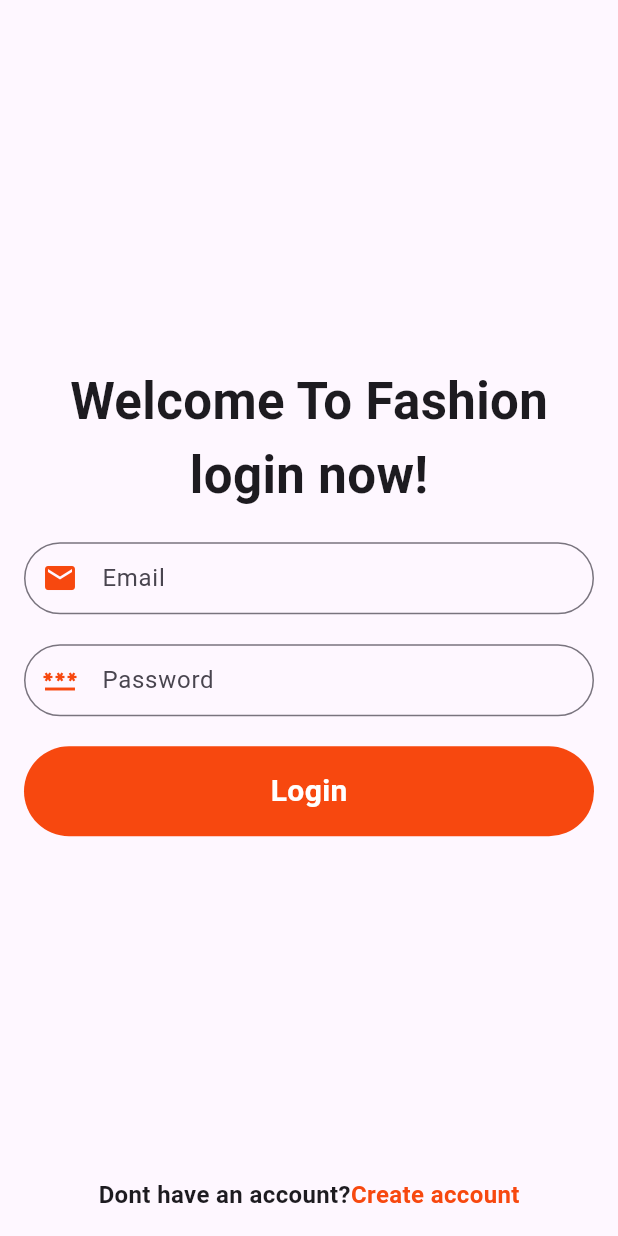
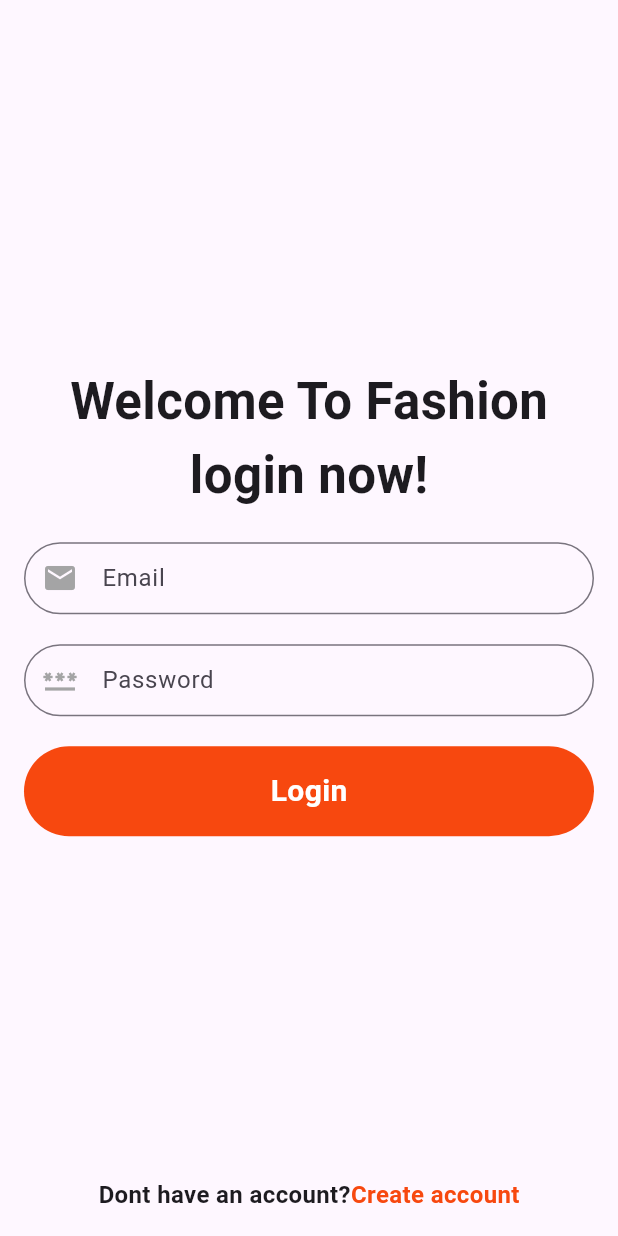
Before and after one commit to dinaadel11/E-commerce-app, a Flutter app: the screen it shows after launch, on a phone screen of 412 x 824 dp. Run offline on Flutter 3.47's test engine with Material 3 defaults, Android fonts, the phone set to English and light mode, and no system bars; our stand-ins replace device_preview, go_router.

```diff
--- /dev/null
+++ b/lib/core/app_router.dart
@@ -0,0 +1,21 @@
+import 'package:go_router/go_router.dart';
+import 'package:newsapp/featuer/presention/views/login&signup_view/login.dart';
+import 'package:newsapp/featuer/presention/views/login&signup_view/register_view.dart';
+import 'package:newsapp/featuer/presention/views/splash/splash_view.dart';
+
+class AppRouter {
+  final GoRouter router = GoRouter(routes: [
+    GoRoute(
+      path: '/',
+      builder: (context, state) => SplashView(),
+    ),
+    GoRoute(
+      path: '/LogInView',
+      builder: (context, state) => LogInView(),
+    ),
+    GoRoute(
+      path: '/RegisterView',
+      builder: (context, state) => RegisterView(),
+    ),
+  ]);
+}
--- a/lib/featuer/presention/views/login&signup_view/login.dart
+++ b/lib/featuer/presention/views/login&signup_view/login.dart
@@ -1,4 +1,5 @@
 import 'package:flutter/material.dart';
+import 'package:go_router/go_router.dart';
 import 'package:newsapp/constan.dart';
 import 'package:newsapp/featuer/presention/views/widget/custom_button.dart';
 import 'package:newsapp/featuer/presention/views/widget/custom_text_field.dart';
@@ -48,19 +49,22 @@ class LogInView extends StatelessWidget {
             const Spacer(
               flex: 1,
             ),
-            const Row(
+            Row(
               mainAxisAlignment: MainAxisAlignment.center,
               children: [
-                Text(
+                const Text(
                   'Dont have an account?',
                   style: TextStyle(fontSize: 16, fontWeight: FontWeight.bold),
                 ),
-                Text(
-                  'Create account',
-                  style: TextStyle(
-                      color: kPrimaryColor,
-                      fontSize: 16,
-                      fontWeight: FontWeight.bold),
+                InkWell(
+                  onTap: () => context.go('/RegisterView'),
+                  child: const Text(
+                    'Create account',
+                    style: TextStyle(
+                        color: kPrimaryColor,
+                        fontSize: 16,
+                        fontWeight: FontWeight.bold),
+                  ),
                 ),
               ],
             )
--- a/lib/featuer/presention/views/widget/custom_button.dart
+++ b/lib/featuer/presention/views/widget/custom_button.dart
@@ -1,4 +1,3 @@
-import 'package:flutter/foundation.dart';
 import 'package:flutter/material.dart';
 import 'package:newsapp/constan.dart';
 
--- a/lib/featuer/presention/views/widget/custom_text_field.dart
+++ b/lib/featuer/presention/views/widget/custom_text_field.dart
@@ -1,6 +1,4 @@
-import 'package:flutter/foundation.dart';
 import 'package:flutter/material.dart';
-import 'package:newsapp/constan.dart';
 
 class CustomTextField extends StatelessWidget {
   CustomTextField({
@@ -18,7 +16,7 @@ class CustomTextField extends StatelessWidget {
           contentPadding: EdgeInsets.all(12),
           prefixIcon: Icon(
             iconpref,
-            color: kPrimaryColor,
+            color: const Color.fromARGB(255, 164, 164, 165),
           ),
           label: Text('$label_Text'),
           border: OutlineInputBorder(
--- a/lib/main.dart
+++ b/lib/main.dart
@@ -1,9 +1,7 @@
 import 'package:device_preview/device_preview.dart';
 import 'package:flutter/foundation.dart';
 import 'package:flutter/material.dart';
-import 'package:newsapp/featuer/presention/views/login&signup_view/login.dart';
-import 'package:newsapp/featuer/presention/views/login&signup_view/register_view.dart';
-import 'package:newsapp/featuer/presention/views/splash/splash_view.dart';
+import 'package:newsapp/core/app_router.dart';
 
 void main() => runApp(
       DevicePreview(
@@ -17,9 +15,9 @@ class E_Commerce_App extends StatelessWidget {
 
   @override
   Widget build(BuildContext context) {
-    return const MaterialApp(
+    return MaterialApp.router(
+      routerConfig: AppRouter().router,
       debugShowCheckedModeBanner: false,
-      home: LogInView(),
     );
   }
 }
--- a/pubspec.yaml
+++ b/pubspec.yaml
@@ -36,6 +36,7 @@ dependencies:
   # Use with the CupertinoIcons class for iOS style icons.
   cupertino_icons: ^1.0.8
   device_preview: ^1.2.0
+  go_router: ^15.1.2
 
 dev_dependencies:
   flutter_test:
```
Also changed, not shown: lib/featuer/presention/views/login&signup_view/register_view.dart (+12 -9 lines), lib/featuer/presention/views/splash/splash_view.dart (+15 -1 lines), pubspec.lock.
